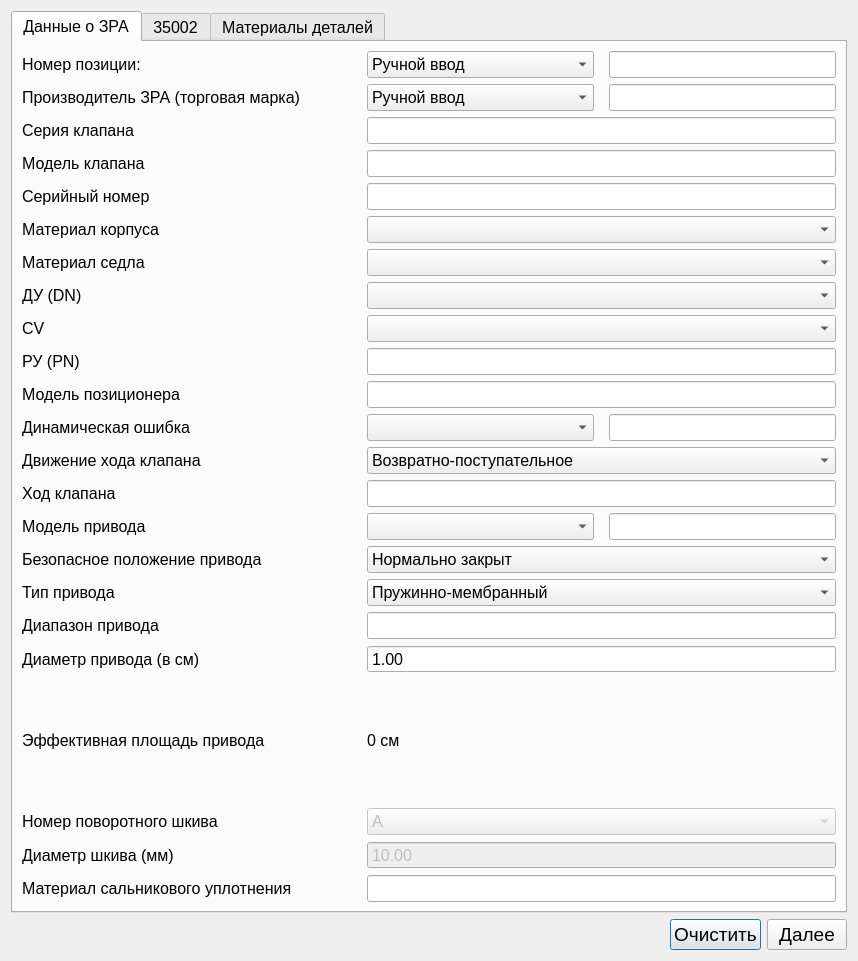
Rekvim/MpiSdk, file ValveWindow.ui: the form before one commit.
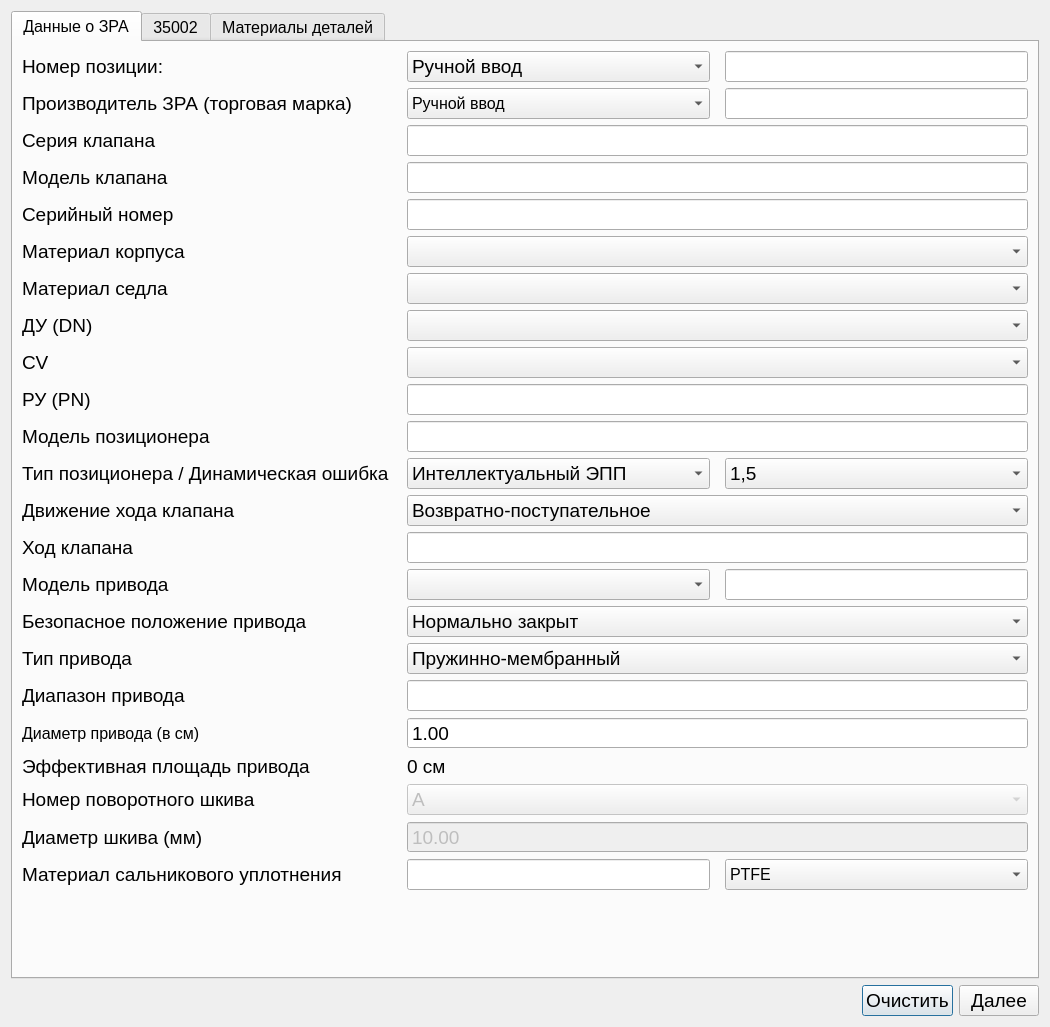
The form after the commit.

The edit to the form file:
```diff
--- a/ValveWindow.ui
+++ b/ValveWindow.ui
@@ -6,8 +6,8 @@
    <rect>
     <x>0</x>
     <y>0</y>
-    <width>858</width>
-    <height>961</height>
+    <width>1050</width>
+    <height>1027</height>
    </rect>
   </property>
   <property name="font">
@@ -43,7 +43,7 @@
           <widget class="QLabel" name="label_positionNumber">
            <property name="minimumSize">
             <size>
-             <width>330</width>
+             <width>370</width>
              <height>0</height>
             </size>
            </property>
@@ -53,6 +53,11 @@
              <height>16777215</height>
             </size>
            </property>
+           <property name="font">
+            <font>
+             <pointsize>14</pointsize>
+            </font>
+           </property>
            <property name="text">
             <string>Номер позиции:</string>
            </property>
@@ -66,6 +71,11 @@
              <verstretch>0</verstretch>
             </sizepolicy>
            </property>
+           <property name="font">
+            <font>
+             <pointsize>14</pointsize>
+            </font>
+           </property>
            <item>
             <property name="text">
              <string>Ручной ввод</string>
@@ -81,6 +91,11 @@
              <verstretch>0</verstretch>
             </sizepolicy>
            </property>
+           <property name="font">
+            <font>
+             <pointsize>14</pointsize>
+            </font>
+           </property>
           </widget>
          </item>
         </layout>
@@ -100,7 +115,7 @@
            </property>
            <property name="minimumSize">
             <size>
-             <width>330</width>
+             <width>370</width>
              <height>0</height>
             </size>
            </property>
@@ -110,6 +125,11 @@
              <height>16777215</height>
             </size>
            </property>
+           <property name="font">
+            <font>
+             <pointsize>14</pointsize>
+            </font>
+           </property>
            <property name="text">
             <string>Производитель ЗРА (торговая марка)</string>
            </property>
@@ -118,7 +138,7 @@
          <item>
           <widget class="QComboBox" name="comboBox_manufacturer">
            <property name="sizePolicy">
-            <sizepolicy hsizetype="Expanding" vsizetype="Fixed">
+            <sizepolicy hsizetype="Expanding" vsizetype="Preferred">
              <horstretch>0</horstretch>
              <verstretch>0</verstretch>
             </sizepolicy>
@@ -144,6 +164,11 @@
              <verstretch>0</verstretch>
             </sizepolicy>
            </property>
+           <property name="font">
+            <font>
+             <pointsize>14</pointsize>
+            </font>
+           </property>
           </widget>
          </item>
         </layout>
@@ -157,7 +182,7 @@
           <widget class="QLabel" name="label_valveSeries">
            <property name="minimumSize">
             <size>
-             <width>330</width>
+             <width>370</width>
              <height>0</height>
             </size>
            </property>
@@ -167,13 +192,24 @@
              <height>16777215</height>
             </size>
            </property>
+           <property name="font">
+            <font>
+             <pointsize>14</pointsize>
+            </font>
+           </property>
            <property name="text">
             <string>Серия клапана</string>
            </property>
           </widget>
          </item>
          <item>
-          <widget class="QLineEdit" name="lineEdit_valveSeries"/>
+          <widget class="QLineEdit" name="lineEdit_valveSeries">
+           <property name="font">
+            <font>
+             <pointsize>14</pointsize>
+            </font>
+           </property>
+          </widget>
          </item>
         </layout>
        </item>
@@ -186,7 +222,7 @@
           <widget class="QLabel" name="label_valveModel">
            <property name="minimumSize">
             <size>
-             <width>330</width>
+             <width>370</width>
              <height>0</height>
             </size>
            </property>
@@ -196,13 +232,24 @@
              <height>16777215</height>
             </size>
            </property>
+           <property name="font">
+            <font>
+             <pointsize>14</pointsize>
+            </font>
+           </property>
            <property name="text">
             <string>Модель клапана</string>
            </property>
           </widget>
          </item>
          <item>
-          <widget class="QLineEdit" name="lineEdit_valveModel"/>
+          <widget class="QLineEdit" name="lineEdit_valveModel">
+           <property name="font">
+            <font>
+             <pointsize>14</pointsize>
+            </font>
+           </property>
+          </widget>
          </item>
         </layout>
        </item>
@@ -215,7 +262,7 @@
           <widget class="QLabel" name="label_serial">
            <property name="minimumSize">
             <size>
-             <width>330</width>
+             <width>370</width>
              <height>0</height>
             </size>
            </property>
@@ -225,13 +272,24 @@
              <height>16777215</height>
             </size>
            </property>
+           <property name="font">
+            <font>
+             <pointsize>14</pointsize>
+            </font>
+           </property>
            <property name="text">
             <string>Серийный номер</string>
            </property>
           </widget>
          </item>
          <item>
-          <widget class="QLineEdit" name="lineEdit_serial"/>
+          <widget class="QLineEdit" name="lineEdit_serial">
+           <property name="font">
+            <font>
+             <pointsize>14</pointsize>
+            </font>
+           </property>
+          </widget>
          </item>
         </layout>
        </item>
@@ -244,7 +302,7 @@
           <widget class="QLabel" name="label_materialBody">
            <property name="minimumSize">
             <size>
-             <width>330</width>
+             <width>370</width>
              <height>0</height>
             </size>
            </property>
@@ -254,6 +312,11 @@
              <height>16777215</height>
             </size>
            </property>
+           <property name="font">
+            <font>
+             <pointsize>14</pointsize>
+            </font>
+           </property>
            <property name="text">
             <string>Материал корпуса</string>
            </property>
@@ -267,6 +330,11 @@
              <height>0</height>
             </size>
            </property>
+           <property name="font">
+            <font>
+             <pointsize>14</pointsize>
+            </font>
+           </property>
           </widget>
          </item>
         </layout>
@@ -280,7 +348,7 @@
           <widget class="QLabel" name="label_material_saddleMaterials">
            <property name="minimumSize">
             <size>
-             <width>330</width>
+             <width>370</width>
              <height>0</height>
             </size>
            </property>
@@ -290,13 +358,24 @@
              <height>16777215</height>
             </size>
            </property>
+           <property name="font">
+            <font>
+             <pointsize>14</pointsize>
+            </font>
+           </property>
            <property name="text">
             <string>Материал седла</string>
            </property>
           </widget>
          </item>
          <item>
-          <widget class="QComboBox" name="comboBox_materialSaddle"/>
+          <widget class="QComboBox" name="comboBox_materialSaddle">
+           <property name="font">
+            <font>
+             <pointsize>14</pointsize>
+            </font>
+           </property>
+          </widget>
          </item>
         </layout>
        </item>
@@ -309,7 +388,7 @@
           <widget class="QLabel" name="label_DN">
            <property name="minimumSize">
             <size>
-             <width>330</width>
+             <width>370</width>
              <height>0</height>
             </size>
            </property>
@@ -319,6 +398,11 @@
              <height>16777215</height>
             </size>
            </property>
+           <property name="font">
+            <font>
+             <pointsize>14</pointsize>
+            </font>
+           </property>
            <property name="text">
             <string>ДУ (DN)</string>
            </property>
@@ -338,6 +422,11 @@
              <height>0</height>
             </size>
            </property>
+           <property name="font">
+            <font>
+             <pointsize>14</pointsize>
+            </font>
+           </property>
           </widget>
          </item>
         </layout>
@@ -351,7 +440,7 @@
           <widget class="QLabel" name="label_CV">
            <property name="minimumSize">
             <size>
-             <width>330</width>
+             <width>370</width>
              <height>0</height>
             </size>
            </property>
@@ -361,13 +450,24 @@
              <height>16777215</height>
             </size>
            </property>
+           <property name="font">
+            <font>
+             <pointsize>14</pointsize>
+            </font>
+           </property>
            <property name="text">
             <string>CV</string>
            </property>
           </widget>
          </item>
          <item>
-          <widget class="QComboBox" name="comboBox_CV"/>
+          <widget class="QComboBox" name="comboBox_CV">
+           <property name="font">
+            <font>
+             <pointsize>14</pointsize>
+            </font>
+           </property>
+          </widget>
          </item>
         </layout>
        </item>
@@ -380,7 +480,7 @@
           <widget class="QLabel" name="label_PN">
            <property name="minimumSize">
             <size>
-             <width>330</width>
+             <width>370</width>
              <height>0</height>
             </size>
            </property>
@@ -390,6 +490,11 @@
              <height>16777215</height>
             </size>
            </property>
+           <property name="font">
+            <font>
+             <pointsize>14</pointsize>
+            </font>
+           </property>
            <property name="text">
             <string>РУ (PN)</string>
            </property>
@@ -403,6 +508,11 @@
              <verstretch>0</verstretch>
             </sizepolicy>
            </property>
+           <property name="font">
+            <font>
+             <pointsize>14</pointsize>
+            </font>
+           </property>
           </widget>
          </item>
         </layout>
@@ -416,7 +526,7 @@
           <widget class="QLabel" name="label_positioner">
            <property name="minimumSize">
             <size>
-             <width>330</width>
+             <width>370</width>
              <height>0</height>
             </size>
            </property>
@@ -426,13 +536,24 @@
              <height>16777215</height>
             </size>
            </property>
+           <property name="font">
+            <font>
+             <pointsize>14</pointsize>
+            </font>
+           </property>
            <property name="text">
             <string>Модель позиционера</string>
            </property>
           </widget>
          </item>
          <item>
-          <widget class="QLineEdit" name="lineEdit_positioner"/>
+          <widget class="QLineEdit" name="lineEdit_positionerModel">
+           <property name="font">
+            <font>
+             <pointsize>14</pointsize>
+            </font>
+           </property>
+          </widget>
          </item>
         </layout>
        </item>
@@ -445,7 +566,7 @@
           <widget class="QLabel" name="label_16">
            <property name="minimumSize">
             <size>
-             <width>330</width>
+             <width>370</width>
              <height>0</height>
             </size>
            </property>
@@ -455,11 +576,46 @@
              <height>16777215</height>
             </size>
            </property>
+           <property name="font">
+            <font>
+             <pointsize>14</pointsize>
+            </font>
+           </property>
            <property name="text">
-            <string>Динамическая ошибка</string>
+            <string>Тип позиционера / Динамическая ошибка</string>
            </property>
           </widget>
          </item>
+         <item>
+          <widget class="QComboBox" name="comboBox_positionerType">
+           <property name="sizePolicy">
+            <sizepolicy hsizetype="Expanding" vsizetype="Preferred">
+             <horstretch>0</horstretch>
+             <verstretch>0</verstretch>
+            </sizepolicy>
+           </property>
+           <property name="font">
+            <font>
+             <pointsize>14</pointsize>
+            </font>
+           </property>
+           <item>
+            <property name="text">
+             <string>Интеллектуальный ЭПП</string>
+            </property>
+           </item>
+           <item>
+            <property name="text">
+             <string>ЭПП</string>
+            </property>
+           </item>
+           <item>
+            <property name="text">
+             <string>ПП</string>
+            </property>
+           </item>
+          </widget>
+         </item>
          <item>
           <widget class="QComboBox" name="comboBox_dinamicError">
            <property name="sizePolicy">
@@ -468,11 +624,23 @@
              <verstretch>0</verstretch>
             </sizepolicy>
            </property>
+           <property name="font">
+            <font>
+             <pointsize>14</pointsize>
+            </font>
+           </property>
+           <item>
+            <property name="text">
+             <string>1,5</string>
+            </property>
+           </item>
+           <item>
+            <property name="text">
+             <string>2,5</string>
+            </property>
+           </item>
           </widget>
          </item>
-         <item>
-          <widget class="QLineEdit" name="lineEdit_dinamicError"/>
-         </item>
         </layout>
        </item>
        <item>
@@ -484,7 +652,7 @@
           <widget class="QLabel" name="label_17">
            <property name="minimumSize">
             <size>
-             <width>330</width>
+             <width>370</width>
              <height>0</height>
             </size>
            </property>
@@ -494,6 +662,11 @@
              <height>16777215</height>
             </size>
            </property>
+           <property name="font">
+            <font>
+             <pointsize>14</pointsize>
+            </font>
+           </property>
            <property name="text">
             <string>Движение хода клапана</string>
            </property>
@@ -501,6 +674,11 @@
          </item>
          <item>
           <widget class="QComboBox" name="comboBox_stroke_movement">
+           <property name="font">
+            <font>
+             <pointsize>14</pointsize>
+            </font>
+           </property>
            <item>
             <property name="text">
              <string>Возвратно-поступательное</string>
@@ -524,7 +702,7 @@
           <widget class="QLabel" name="label_valveStroke">
            <property name="minimumSize">
             <size>
-             <width>330</width>
+             <width>370</width>
              <height>0</height>
             </size>
            </property>
@@ -534,13 +712,24 @@
              <height>16777215</height>
             </size>
            </property>
+           <property name="font">
+            <font>
+             <pointsize>14</pointsize>
+            </font>
+           </property>
            <property name="text">
             <string>Ход клапана</string>
            </property>
           </widget>
          </item>
          <item>
-          <widget class="QLineEdit" name="lineEdit_valveStroke"/>
+          <widget class="QLineEdit" name="lineEdit_valveStroke">
+           <property name="font">
+            <font>
+             <pointsize>14</pointsize>
+            </font>
+           </property>
+          </widget>
          </item>
         </layout>
        </item>
@@ -553,7 +742,7 @@
           <widget class="QLabel" name="label_20">
            <property name="minimumSize">
             <size>
-             <width>330</width>
+             <width>370</width>
              <height>0</height>
             </size>
            </property>
@@ -563,6 +752,11 @@
              <height>16777215</height>
             </size>
            </property>
+           <property name="font">
+            <font>
+             <pointsize>14</pointsize>
+            </font>
+           </property>
            <property name="text">
             <string>Модель привода</string>
            </property>
@@ -582,10 +776,21 @@
              <height>0</height>
             </size>
            </property>
+           <property name="font">
+            <font>
+             <pointsize>14</pointsize>
+            </font>
+           </property>
           </widget>
          </item>
          <item>
-          <widget class="QLineEdit" name="lineEdit_driveModel"/>
+          <widget class="QLineEdit" name="lineEdit_driveModel">
+           <property name="font">
+            <font>
+             <pointsize>14</pointsize>
+            </font>
+           </property>
+          </widget>
          </item>
         </layout>
        </item>
@@ -598,7 +803,7 @@
           <widget class="QLabel" name="label_safePosition">
            <property name="minimumSize">
             <size>
-             <width>330</width>
+             <width>370</width>
              <height>0</height>
             </size>
            </property>
@@ -608,6 +813,11 @@
              <height>16777215</height>
             </size>
            </property>
+           <property name="font">
+            <font>
+             <pointsize>14</pointsize>
+            </font>
+           </property>
            <property name="text">
             <string>Безопасное положение привода</string>
            </property>
@@ -615,6 +825,11 @@
          </item>
          <item>
           <widget class="QComboBox" name="comboBox_safePosition">
+           <property name="font">
+            <font>
+             <pointsize>14</pointsize>
+            </font>
+           </property>
            <item>
             <property name="text">
              <string>Нормально закрыт</string>
@@ -638,7 +853,7 @@
           <widget class="QLabel" name="label_12">
            <property name="minimumSize">
             <size>
-             <width>330</width>
+             <width>370</width>
              <height>0</height>
             </size>
            </property>
@@ -648,6 +863,11 @@
              <height>16777215</height>
             </size>
            </property>
+           <property name="font">
+            <font>
+             <pointsize>14</pointsize>
+            </font>
+           </property>
            <property name="text">
             <string>Тип привода</string>
            </property>
@@ -655,6 +875,11 @@
          </item>
          <item>
           <widget class="QComboBox" name="comboBox_driveType">
+           <property name="font">
+            <font>
+             <pointsize>14</pointsize>
+            </font>
+           </property>
            <item>
             <property name="text">
              <string>Пружинно-мембранный</string>
@@ -678,7 +903,7 @@
           <widget class="QLabel" name="label_13">
            <property name="minimumSize">
             <size>
-             <width>330</width>
+             <width>370</width>
              <height>0</height>
             </size>
            </property>
@@ -688,13 +913,24 @@
              <height>16777215</height>
             </size>
            </property>
+           <property name="font">
+            <font>
+             <pointsize>14</pointsize>
+            </font>
+           </property>
            <property name="text">
             <string>Диапазон привода</string>
            </property>
           </widget>
          </item>
          <item>
-          <widget class="QLineEdit" name="lineEdit_range"/>
+          <widget class="QLineEdit" name="lineEdit_range">
+           <property name="font">
+            <font>
+             <pointsize>14</pointsize>
+            </font>
+           </property>
+          </widget>
          </item>
         </layout>
        </item>
@@ -707,7 +943,7 @@
           <widget class="QLabel" name="label_14">
            <property name="minimumSize">
             <size>
-             <width>330</width>
+             <width>370</width>
              <height>0</height>
             </size>
            </property>
@@ -724,6 +960,11 @@
          </item>
          <item>
           <widget class="QDoubleSpinBox" name="doubleSpinBox_diameter">
+           <property name="font">
+            <font>
+             <pointsize>14</pointsize>
+            </font>
+           </property>
            <property name="buttonSymbols">
             <enum>QAbstractSpinBox::ButtonSymbols::NoButtons</enum>
            </property>
@@ -746,7 +987,7 @@
           <widget class="QLabel" name="label_square_2">
            <property name="minimumSize">
             <size>
-             <width>330</width>
+             <width>370</width>
              <height>0</height>
             </size>
            </property>
@@ -756,6 +997,11 @@
              <height>16777215</height>
             </size>
            </property>
+           <property name="font">
+            <font>
+             <pointsize>14</pointsize>
+            </font>
+           </property>
            <property name="text">
             <string>Эффективная площадь привода</string>
            </property>
@@ -763,6 +1009,11 @@
          </item>
          <item>
           <widget class="QLabel" name="label_square">
+           <property name="font">
+            <font>
+             <pointsize>14</pointsize>
+            </font>
+           </property>
            <property name="text">
             <string>0 см</string>
            </property>
@@ -779,7 +1030,7 @@
           <widget class="QLabel" name="label_toolNumber">
            <property name="minimumSize">
             <size>
-             <width>330</width>
+             <width>370</width>
              <height>0</height>
             </size>
            </property>
@@ -789,6 +1040,11 @@
              <height>16777215</height>
             </size>
            </property>
+           <property name="font">
+            <font>
+             <pointsize>14</pointsize>
+            </font>
+           </property>
            <property name="text">
             <string>Номер поворотного шкива</string>
            </property>
@@ -799,6 +1055,11 @@
            <property name="enabled">
             <bool>false</bool>
            </property>
+           <property name="font">
+            <font>
+             <pointsize>14</pointsize>
+            </font>
+           </property>
            <item>
             <property name="text">
              <string>A</string>
@@ -837,7 +1098,7 @@
           <widget class="QLabel" name="label_21">
            <property name="minimumSize">
             <size>
-             <width>330</width>
+             <width>370</width>
              <height>0</height>
             </size>
            </property>
@@ -847,6 +1108,11 @@
              <height>16777215</height>
             </size>
            </property>
+           <property name="font">
+            <font>
+             <pointsize>14</pointsize>
+            </font>
+           </property>
            <property name="text">
             <string>Диаметр шкива (мм)</string>
            </property>
@@ -857,6 +1123,11 @@
            <property name="enabled">
             <bool>false</bool>
            </property>
+           <property name="font">
+            <font>
+             <pointsize>14</pointsize>
+            </font>
+           </property>
            <property name="buttonSymbols">
             <enum>QAbstractSpinBox::ButtonSymbols::NoButtons</enum>
            </property>
@@ -882,7 +1153,7 @@
           <widget class="QLabel" name="label_materialStuffingBoxSeal">
            <property name="minimumSize">
             <size>
-             <width>330</width>
+             <width>370</width>
              <height>0</height>
             </size>
            </property>
@@ -892,16 +1163,66 @@
              <height>16777215</height>
             </size>
            </property>
+           <property name="font">
+            <font>
+             <pointsize>14</pointsize>
+            </font>
+           </property>
            <property name="text">
             <string>Материал сальникового уплотнения</string>
            </property>
           </widget>
          </item>
          <item>
-          <widget class="QLineEdit" name="lineEdit_materialStuffingBoxSeal"/>
+          <widget class="QLineEdit" name="lineEdit_materialStuffingBoxSeal">
+           <property name="sizePolicy">
+            <sizepolicy hsizetype="Preferred" vsizetype="Preferred">
+             <horstretch>0</horstretch>
+             <verstretch>0</verstretch>
+            </sizepolicy>
+           </property>
+           <property name="font">
+            <font>
+             <pointsize>14</pointsize>
+            </font>
+           </property>
+          </widget>
+         </item>
+         <item>
+          <widget class="QComboBox" name="comboBox_materialStuffingBoxSeal">
+           <property name="sizePolicy">
+            <sizepolicy hsizetype="Preferred" vsizetype="Preferred">
+             <horstretch>0</horstretch>
+             <verstretch>0</verstretch>
+            </sizepolicy>
+           </property>
+           <item>
+            <property name="text">
+             <string>PTFE</string>
+            </property>
+           </item>
+           <item>
+            <property name="text">
+             <string>Graphite</string>
+            </property>
+           </item>
+          </widget>
          </item>
         </layout>
        </item>
+       <item>
+        <spacer name="verticalSpacer">
+         <property name="orientation">
+          <enum>Qt::Orientation::Vertical</enum>
+         </property>
+         <property name="sizeHint" stdset="0">
+          <size>
+           <width>20</width>
+           <height>40</height>
+          </size>
+         </property>
+        </spacer>
+       </item>
       </layout>
      </widget>
      <widget class="QWidget" name="tab">
```
